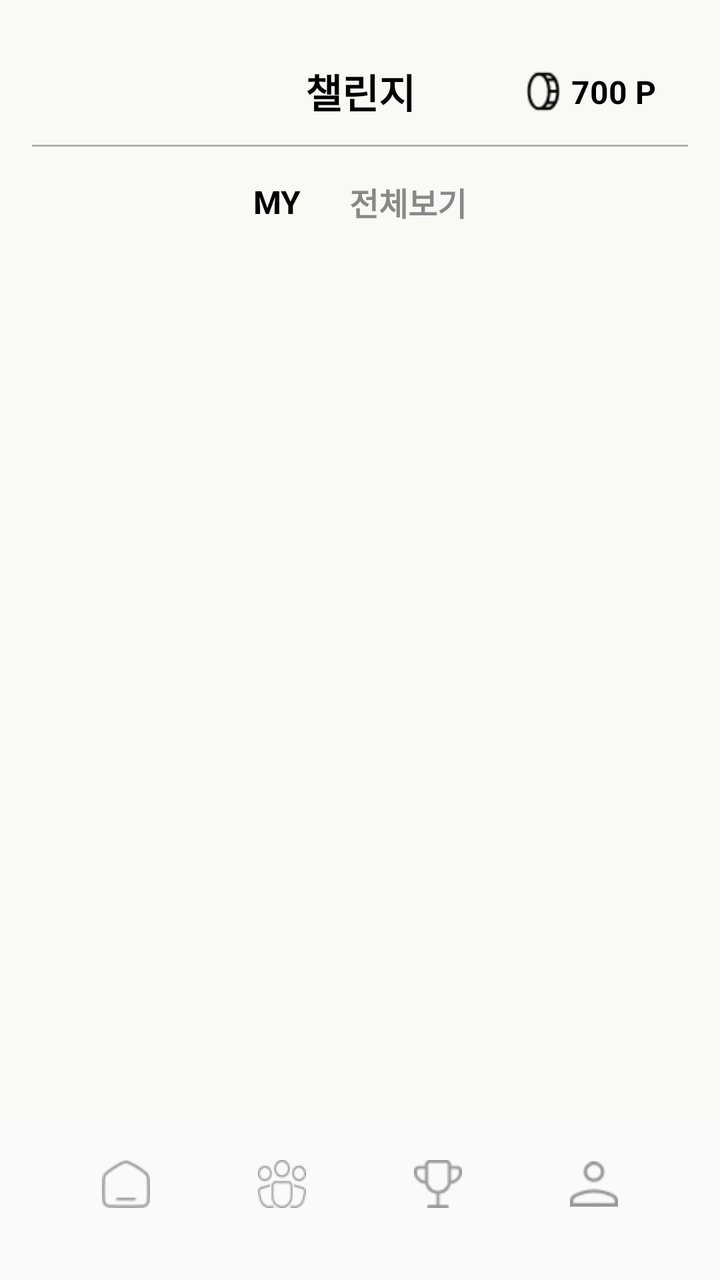
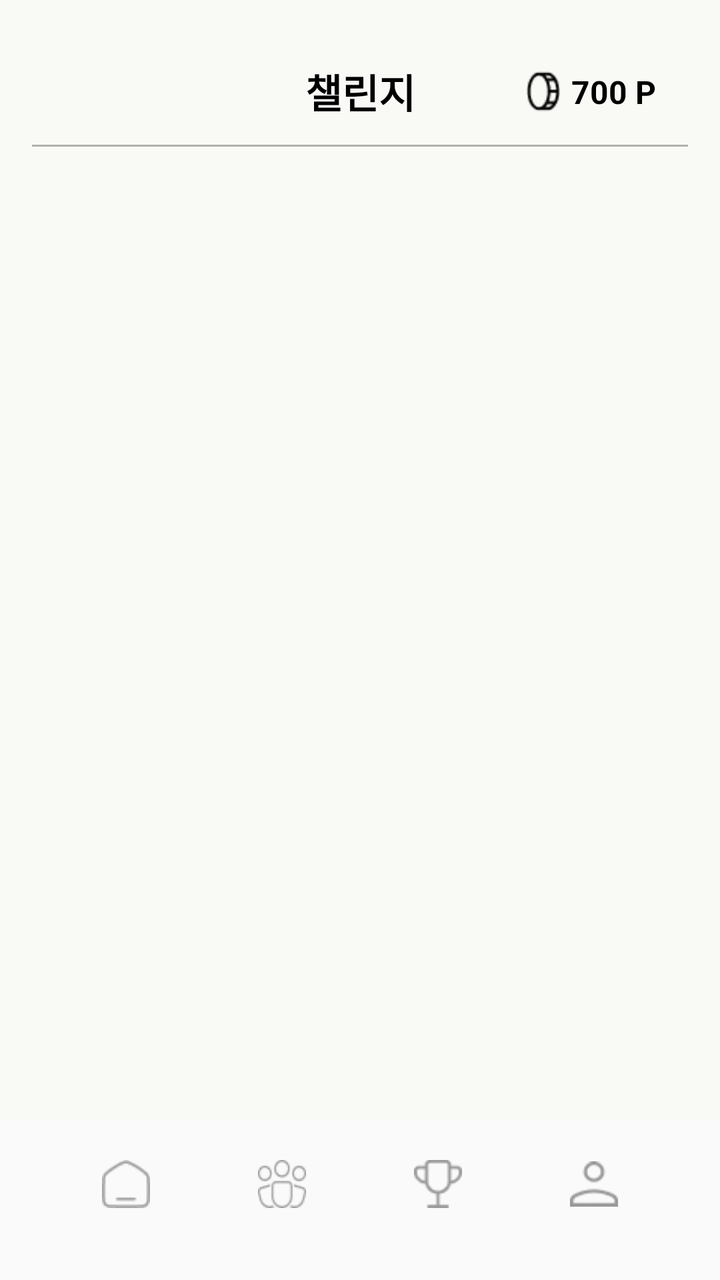

Before-and-after screenshots of an Android layout around one commit, followed by the original layout XML and the change that was made.
<!-- AndroidManifest.xml: application theme Theme.IT_contest -->
<!-- res/layout/challenge_main.xml -->
<?xml version="1.0" encoding="utf-8"?>
<androidx.constraintlayout.widget.ConstraintLayout
    xmlns:android="http://schemas.android.com/apk/res/android"
    xmlns:app="http://schemas.android.com/apk/res-auto"
    android:layout_width="match_parent"
    android:layout_height="match_parent"
    android:background="#F9F9F6">

    
    <androidx.core.widget.NestedScrollView
        android:id="@+id/scrollView"
        android:layout_width="0dp"
        android:layout_height="0dp"
        android:fillViewport="true"
        app:layout_constraintTop_toTopOf="parent"
        app:layout_constraintBottom_toTopOf="@+id/include_bottom_nav"
        app:layout_constraintStart_toStartOf="parent"
        app:layout_constraintEnd_toEndOf="parent">

        <LinearLayout
            android:layout_width="match_parent"
            android:layout_height="wrap_content"
            android:orientation="vertical"
            android:padding="16dp">

            
            <androidx.constraintlayout.widget.ConstraintLayout
                android:layout_width="match_parent"
                android:layout_height="wrap_content"
                android:paddingHorizontal="16dp"
                android:layout_marginTop="15dp">

                <TextView
                    android:id="@+id/title"
                    android:layout_width="wrap_content"
                    android:layout_height="wrap_content"
                    android:text="챌린지"
                    android:textSize="20sp"
                    android:textStyle="bold"
                    android:textColor="#000000"
                    app:layout_constraintTop_toTopOf="parent"
                    app:layout_constraintBottom_toBottomOf="parent"
                    app:layout_constraintStart_toStartOf="parent"
                    app:layout_constraintEnd_toEndOf="parent" />

                <LinearLayout
                    android:id="@+id/point_container"
                    android:layout_width="wrap_content"
                    android:layout_height="wrap_content"
                    android:orientation="horizontal"
                    android:gravity="center_vertical"
                    app:layout_constraintTop_toTopOf="parent"
                    app:layout_constraintBottom_toBottomOf="parent"
                    app:layout_constraintEnd_toEndOf="parent">

                    <ImageView
                        android:id="@+id/point_icon"
                        android:layout_width="20dp"
                        android:layout_height="20dp"
                        android:src="@drawable/ic_point"
                        android:layout_marginEnd="4dp" />

                    <TextView
                        android:id="@+id/point"
                        android:layout_width="wrap_content"
                        android:layout_height="wrap_content"
                        android:text="700 P"
                        android:textSize="16sp"
                        android:textStyle="bold"
                        android:textColor="#000000" />
                </LinearLayout>
            </androidx.constraintlayout.widget.ConstraintLayout>

            
            <View
                android:layout_width="match_parent"
                android:layout_height="1dp"
                android:background="#B0B0B0"
                android:layout_marginTop="12dp" />

            
            <LinearLayout
                android:id="@+id/toggle_container"
                android:layout_width="match_parent"
                android:layout_height="wrap_content"
                android:orientation="horizontal"
                android:gravity="center"
                android:layout_marginTop="16dp">

                <TextView
                    android:id="@+id/text_my"
                    android:layout_width="wrap_content"
                    android:layout_height="wrap_content"
                    android:text="MY"
                    android:textSize="16sp"
                    android:textColor="#000000"
                    android:textStyle="bold"
                    android:layout_marginEnd="24dp" />

                <TextView
                    android:id="@+id/text_all"
                    android:layout_width="wrap_content"
                    android:layout_height="wrap_content"
                    android:text="전체보기"
                    android:textSize="16sp"
                    android:textColor="#888888"
                    android:textStyle="bold" />
            </LinearLayout>

            
            <GridLayout
                android:id="@+id/card_grid"
                android:layout_width="match_parent"
                android:layout_height="wrap_content"
                android:columnCount="2"
                android:alignmentMode="alignMargins"
                android:useDefaultMargins="true"
                android:layout_marginTop="16dp" />

            
            <TextView
                android:id="@+id/no_challenge_text"
                android:layout_width="match_parent"
                android:layout_height="wrap_content"
                android:text="현재 참여 가능한 챌린지가 없습니다."
                android:textSize="16sp"
                android:gravity="center"
                android:visibility="gone"
                android:padding="24dp" />
        </LinearLayout>
    </androidx.core.widget.NestedScrollView>

    
    <include
        android:id="@+id/include_bottom_nav"
        layout="@layout/bottom_navigation_main"
        android:layout_width="0dp"
        android:layout_height="wrap_content"
        app:layout_constraintBottom_toBottomOf="parent"
        app:layout_constraintStart_toStartOf="parent"
        app:layout_constraintEnd_toEndOf="parent" />
</androidx.constraintlayout.widget.ConstraintLayout>
<!-- res/layout/bottom_navigation_main.xml (included above) -->
<?xml version="1.0" encoding="utf-8"?>
<androidx.constraintlayout.widget.ConstraintLayout
    xmlns:android="http://schemas.android.com/apk/res/android"
    xmlns:app="http://schemas.android.com/apk/res-auto"
    android:layout_width="match_parent"
    android:layout_height="match_parent"
    android:background="#FFFAFAFA">

    
    <LinearLayout
        android:id="@+id/bottom_bar"
        android:layout_width="match_parent"
        android:layout_height="wrap_content"
        android:layout_margin="16dp"
        android:orientation="horizontal"
        android:paddingVertical="20dp"
        android:paddingHorizontal="8dp"
        android:gravity="center"
        android:clipToOutline="true"
        android:elevation="4dp"
        app:layout_constraintBottom_toBottomOf="parent"
        app:layout_constraintStart_toStartOf="parent"
        app:layout_constraintEnd_toEndOf="parent">

        
        <LinearLayout
            android:id="@+id/menu_home"
            android:layout_width="0dp"
            android:layout_height="wrap_content"
            android:layout_weight="1"
            android:orientation="vertical"
            android:gravity="center">

            <ImageView
                android:id="@+id/icon_home"
                android:layout_width="24dp"
                android:layout_height="24dp"
                android:src="@drawable/ic_home"
                android:contentDescription="홈 아이콘"
                app:tint="#999999" />

            <TextView
                android:id="@+id/text_home"
                android:layout_width="wrap_content"
                android:layout_height="wrap_content"
                android:text="HOME"
                android:textSize="12sp"
                android:textStyle="bold"
                android:textColor="#000000"
                android:layout_marginTop="4dp"
                android:visibility="gone" />
        </LinearLayout>

        
        <LinearLayout
            android:id="@+id/menu_community"
            android:layout_width="0dp"
            android:layout_height="wrap_content"
            android:layout_weight="1"
            android:orientation="vertical"
            android:gravity="center">

            <ImageView
                android:id="@+id/icon_community"
                android:layout_width="24dp"
                android:layout_height="24dp"
                android:src="@drawable/ic_community"
                android:contentDescription="커뮤니티 아이콘"
                app:tint="#999999" />

            <TextView
                android:id="@+id/text_community"
                android:layout_width="wrap_content"
                android:layout_height="wrap_content"
                android:text="COMMUNITY"
                android:textSize="12sp"
                android:textStyle="bold"
                android:textColor="#000000"
                android:layout_marginTop="4dp"
                android:visibility="gone" />
        </LinearLayout>

        
        <LinearLayout
            android:id="@+id/menu_challenge"
            android:layout_width="0dp"
            android:layout_height="wrap_content"
            android:layout_weight="1"
            android:orientation="vertical"
            android:gravity="center">

            <ImageView
                android:id="@+id/icon_challenge"
                android:layout_width="24dp"
                android:layout_height="24dp"
                android:src="@drawable/ic_challenge"
                android:contentDescription="챌린지 아이콘"
                app:tint="#999999" />

            <TextView
                android:id="@+id/text_challenge"
                android:layout_width="wrap_content"
                android:layout_height="wrap_content"
                android:text="CHALLENGE"
                android:textSize="12sp"
                android:textStyle="bold"
                android:textColor="#000000"
                android:layout_marginTop="4dp"
                android:visibility="gone" />
        </LinearLayout>

        
        <LinearLayout
            android:id="@+id/menu_my"
            android:layout_width="0dp"
            android:layout_height="wrap_content"
            android:layout_weight="1"
            android:orientation="vertical"
            android:gravity="center">

            <ImageView
                android:id="@+id/icon_my"
                android:layout_width="24dp"
                android:layout_height="24dp"
                android:src="@drawable/ic_my"
                android:contentDescription="마이 아이콘"
                app:tint="#999999" />

            <TextView
                android:id="@+id/text_my"
                android:layout_width="wrap_content"
                android:layout_height="wrap_content"
                android:text="MY"
                android:textSize="12sp"
                android:textStyle="bold"
                android:textColor="#000000"
                android:layout_marginTop="4dp"
                android:visibility="gone" />
        </LinearLayout>

    </LinearLayout>


</androidx.constraintlayout.widget.ConstraintLayout>
<!-- resources referenced by this layout -->
<resources>
  <!-- drawable ic_challenge: png bitmap (drawable, 471 bytes) -->
  <!-- drawable ic_community: png bitmap (drawable, 754 bytes) -->
  <!-- drawable ic_home: png bitmap (drawable, 422 bytes) -->
  <!-- drawable ic_my: png bitmap (drawable, 460 bytes) -->
  <!-- drawable ic_point: png bitmap (drawable, 475 bytes) -->
  <style name="Theme.IT_contest" parent="Base.Theme.IT_contest" />
  <style name="Base.Theme.IT_contest" parent="Theme.Material3.DayNight.NoActionBar">
          
          
      </style>
</resources>

<!-- the commit's change to res/layout/challenge_main.xml (unified diff, before → after) -->
@@ -79,33 +79,19 @@
                 android:layout_marginTop="12dp" />
 
             
-            <LinearLayout
-                android:id="@+id/toggle_container"
-                android:layout_width="match_parent"
-                android:layout_height="wrap_content"
-                android:orientation="horizontal"
-                android:gravity="center"
-                android:layout_marginTop="16dp">
-
-                <TextView
-                    android:id="@+id/text_my"
-                    android:layout_width="wrap_content"
-                    android:layout_height="wrap_content"
-                    android:text="MY"
-                    android:textSize="16sp"
-                    android:textColor="#000000"
-                    android:textStyle="bold"
-                    android:layout_marginEnd="24dp" />
-
-                <TextView
-                    android:id="@+id/text_all"
-                    android:layout_width="wrap_content"
-                    android:layout_height="wrap_content"
-                    android:text="전체보기"
-                    android:textSize="16sp"
-                    android:textColor="#888888"
-                    android:textStyle="bold" />
-            </LinearLayout>
+
+            <com.google.android.material.tabs.TabLayout
+                android:id="@+id/tab_layout"
+                android:layout_width="match_parent"
+                android:layout_height="wrap_content"
+                android:layout_marginTop="12dp"
+                app:tabIndicatorColor="@color/black"
+                app:tabSelectedTextColor="@color/black"
+                android:textColor="#888888"
+                android:background="#F9F9F6"
+                app:tabMode="fixed" />
+
+
 
             
             <GridLayout
<!-- resource entries referenced after the edit -->
@@ -1,5 +1,6 @@
 <!-- resources referenced by this layout -->
 <resources>
+  <color name="black">#FF000000</color>
   <!-- drawable ic_challenge: png bitmap (drawable, 471 bytes) -->
   <!-- drawable ic_community: png bitmap (drawable, 754 bytes) -->
   <!-- drawable ic_home: png bitmap (drawable, 422 bytes) -->
